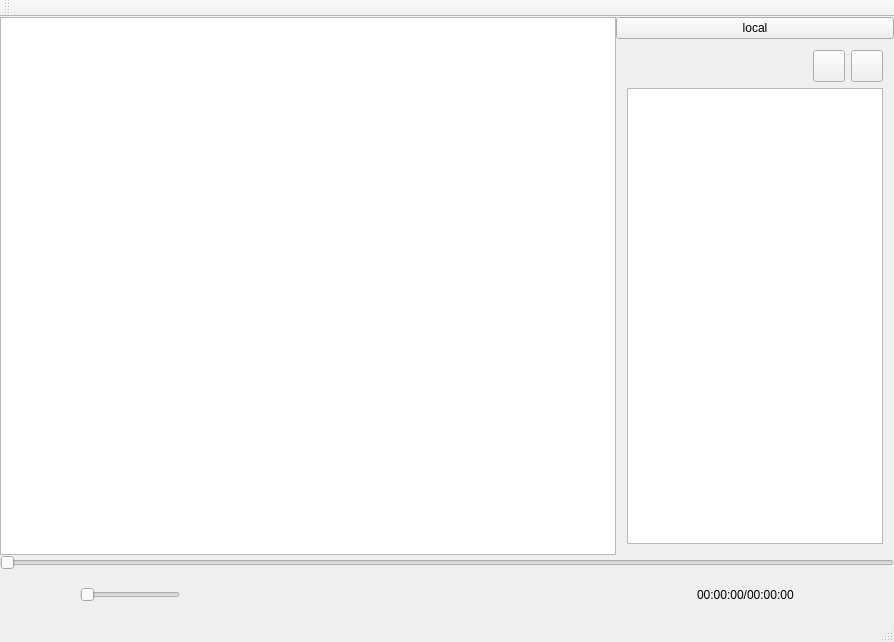
Old version of the form openqtmovie/view/mainwindow.ui in the repository dependon/OpenQtPlayer.
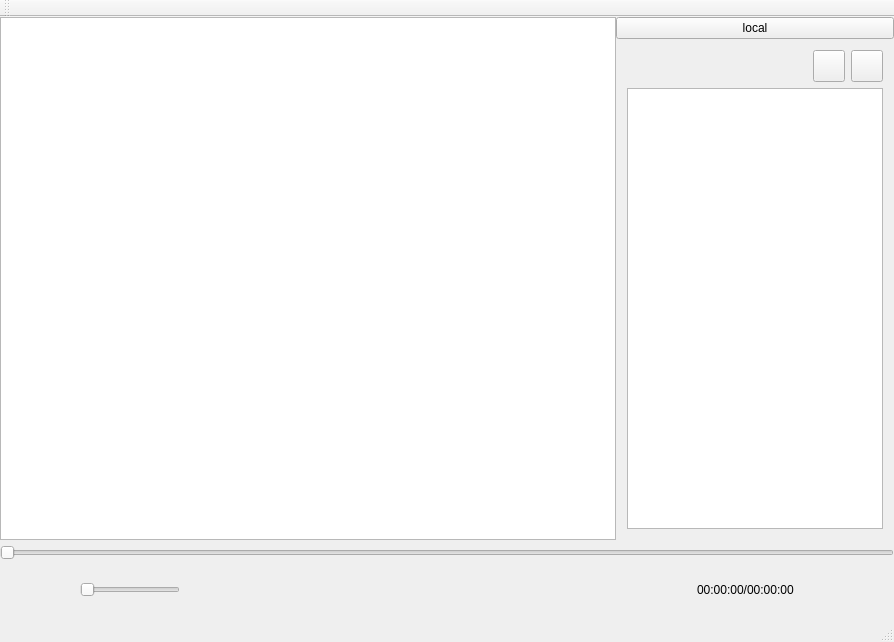
New version of the form. Icons and pictures are not drawn.

Commit message:
fix: 增加全屏下方的状态栏隐藏
Description:

Log:
Bug:
Issue:
Task:

What changed in the file:
```diff
--- a/openqtmovie/view/mainwindow.ui
+++ b/openqtmovie/view/mainwindow.ui
@@ -10,6 +10,12 @@
     <height>642</height>
    </rect>
   </property>
+  <property name="minimumSize">
+   <size>
+    <width>0</width>
+    <height>80</height>
+   </size>
+  </property>
   <property name="windowTitle">
    <string>MainWindow</string>
   </property>
@@ -216,14 +222,38 @@
       </item>
      </layout>
     </item>
-    <item row="1" column="0">
-     <widget class="QSlider" name="movieSlider">
-      <property name="orientation">
-       <enum>Qt::Horizontal</enum>
-      </property>
-     </widget>
-    </item>
     <item row="3" column="0">
+     <widget class="QWidget" name="ttbWidget" native="true">
+      <property name="minimumSize">
+       <size>
+        <width>0</width>
+        <height>80</height>
+       </size>
+      </property>
+      <layout class="QVBoxLayout" name="verticalLayout_2">
+       <property name="spacing">
+        <number>0</number>
+       </property>
+       <property name="leftMargin">
+        <number>0</number>
+       </property>
+       <property name="topMargin">
+        <number>0</number>
+       </property>
+       <property name="rightMargin">
+        <number>0</number>
+       </property>
+       <property name="bottomMargin">
+        <number>0</number>
+       </property>
+       <item>
+        <widget class="QSlider" name="movieSlider">
+         <property name="orientation">
+          <enum>Qt::Horizontal</enum>
+         </property>
+        </widget>
+       </item>
+       <item>
      <layout class="QHBoxLayout" name="horizontalLayout_5" stretch="1,1,1">
       <item>
        <layout class="QHBoxLayout" name="horizontalLayout_4">
@@ -584,6 +614,9 @@
        </layout>
       </item>
      </layout>
+       </item>
+      </layout>
+     </widget>
     </item>
    </layout>
   </widget>
```
Lines whose indentation alone changed are shown as unchanged. The commit also changes 2 other files.
